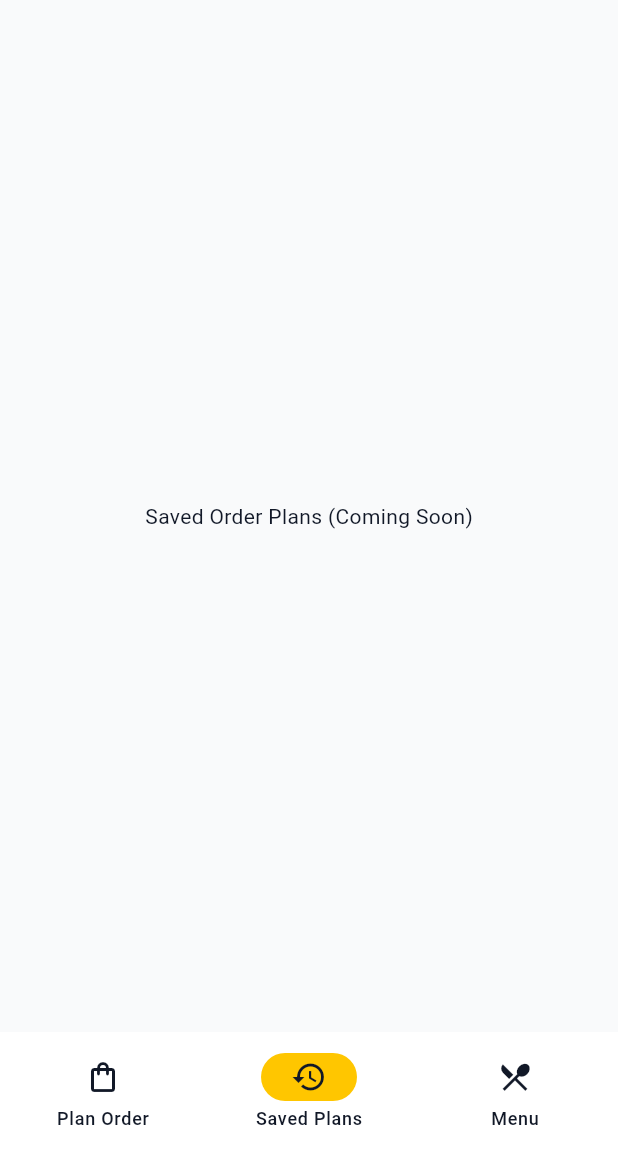
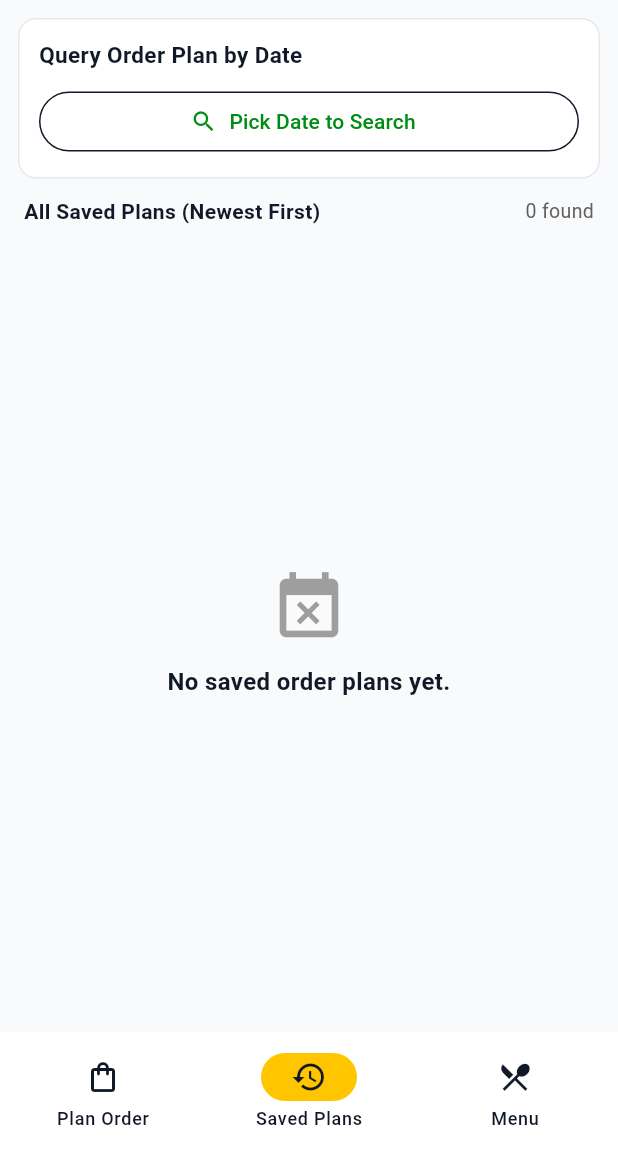
Before and after one commit to parth49patel/Subway-Assignment_3_SOFE_4640U, a Flutter app: the screen it shows after launch, item 2 of the bottom bar chosen, on a phone screen of 412 x 824 dp, the part 84-1236 px from its top. Run offline on Flutter 3.47's test engine with Material 3 defaults, Android fonts, the phone set to English and light mode, and no system bars; our stand-ins replace sqflite; accounts and stored records are empty.

Commit message:
Added saved order plans screen with date query and descending sort

```diff
--- a/lib/database/database_helper.dart
+++ b/lib/database/database_helper.dart
@@ -118,4 +118,26 @@ class DatabaseHelper {
     final data = plan.toMap()..remove('id');
     return await db.insert('order_plans', data);
   }
+
+  /// Retrieves all saved order plans ordered by date descending (newest first).
+  Future<List<OrderPlan>> getAllOrderPlans() async {
+    final db = await instance.database;
+    final result = await db.query(
+      'order_plans',
+      orderBy: 'date DESC, id DESC',
+    );
+    return result.map((map) => OrderPlan.fromMap(map)).toList();
+  }
+
+  /// Queries saved order plans matching an exact YYYY-MM-DD date string.
+  Future<List<OrderPlan>> getOrderPlansByDate(String date) async {
+    final db = await instance.database;
+    final result = await db.query(
+      'order_plans',
+      where: 'date = ?',
+      whereArgs: [date],
+      orderBy: 'id DESC',
+    );
+    return result.map((map) => OrderPlan.fromMap(map)).toList();
+  }
 }
--- a/lib/main.dart
+++ b/lib/main.dart
@@ -1,5 +1,6 @@
 import 'package:flutter/material.dart';
 import 'screens/order_planner_screen.dart';
+import 'screens/saved_plans_screen.dart';
 import 'theme/app_theme.dart';
 
 /// Entry point of the Subway Planner application; ensures bindings are initialized for SQLite.
@@ -39,8 +40,8 @@ class _MainNavigationScreenState extends State<MainNavigationScreen> {
   /// List of top-level screens corresponding to each bottom navigation destination.
   final List<Widget> _screens = const [
     OrderPlannerScreen(),
-    Center(child: Text('Saved Order Plans (Coming Soon)')),
-    Center(child: Text('Manage Menu Items (Coming Soon)')),
+    SavedPlansScreen(),
+    Center(child: Text('Manage Menu Items (Coming in Commit 5)')),
   ];
 
   /// Builds the scaffold with the Subway branded AppBar, active screen body, and NavigationBar.
--- /dev/null
+++ b/lib/screens/saved_plans_screen.dart
@@ -0,0 +1,261 @@
+import 'package:flutter/material.dart';
+import '../database/database_helper.dart';
+import '../models/order_plan.dart';
+import '../theme/app_theme.dart';
+
+/// Screen allowing users to query saved Subway order plans by date and view all plans
+/// ordered by date descending.
+class SavedPlansScreen extends StatefulWidget {
+  const SavedPlansScreen({super.key});
+
+  @override
+  State<SavedPlansScreen> createState() => _SavedPlansScreenState();
+}
+
+/// State class managing date-based SQLite queries and rendering the order plan list.
+class _SavedPlansScreenState extends State<SavedPlansScreen> {
+  List<OrderPlan> _displayedPlans = [];
+  DateTime _queryDate = DateTime.now();
+  bool _isFilteredByDate = false;
+  bool _isLoading = true;
+
+  @override
+  void initState() {
+    super.initState();
+    _loadAllPlans();
+  }
+
+  /// Formats a DateTime object as YYYY-MM-DD to match the SQLite date column format.
+  String _formatDate(DateTime date) {
+    final year = date.year.toString().padLeft(4, '0');
+    final month = date.month.toString().padLeft(2, '0');
+    final day = date.day.toString().padLeft(2, '0');
+    return '$year-$month-$day';
+  }
+
+  /// Loads all saved order plans from SQLite ordered by date descending.
+  Future<void> _loadAllPlans() async {
+    setState(() => _isLoading = true);
+    final plans = await DatabaseHelper.instance.getAllOrderPlans();
+    if (!mounted) return;
+    setState(() {
+      _displayedPlans = plans;
+      _isFilteredByDate = false;
+      _isLoading = false;
+    });
+  }
+
+  /// Opens a date picker and queries SQLite for any order plans saved on the chosen date.
+  Future<void> _pickAndQueryDate() async {
+    final picked = await showDatePicker(
+      context: context,
+      initialDate: _queryDate,
+      firstDate: DateTime(2024),
+      lastDate: DateTime(2030),
+    );
+    if (picked == null) return;
+
+    setState(() {
+      _queryDate = picked;
+      _isLoading = true;
+    });
+
+    final formattedDate = _formatDate(picked);
+    final matchingPlans =
+    await DatabaseHelper.instance.getOrderPlansByDate(formattedDate);
+
+    if (!mounted) return;
+    setState(() {
+      _displayedPlans = matchingPlans;
+      _isFilteredByDate = true;
+      _isLoading = false;
+    });
+  }
+
+  /// Builds the date query card and the descending list of saved order plan cards.
+  @override
+  Widget build(BuildContext context) {
+    final formattedQueryDate = _formatDate(_queryDate);
+
+    return Column(
+      children: [
+        // Top date-query filter card
+        Card(
+          margin: const EdgeInsets.fromLTRB(12, 12, 12, 6),
+          child: Padding(
+            padding: const EdgeInsets.all(14),
+            child: Column(
+              crossAxisAlignment: CrossAxisAlignment.start,
+              children: [
+                const Text(
+                  'Query Order Plan by Date',
+                  style: TextStyle(fontWeight: FontWeight.bold, fontSize: 15),
+                ),
+                const SizedBox(height: 10),
+                Row(
+                  children: [
+                    Expanded(
+                      child: OutlinedButton.icon(
+                        onPressed: _pickAndQueryDate,
+                        icon: const Icon(Icons.search),
+                        label: Text(
+                          _isFilteredByDate
+                              ? 'Date: $formattedQueryDate'
+                              : 'Pick Date to Search',
+                        ),
+                      ),
+                    ),
+                    if (_isFilteredByDate) ...[
+                      const SizedBox(width: 8),
+                      TextButton(
+                        onPressed: _loadAllPlans,
+                        child: const Text('Show All'),
+                      ),
+                    ],
+                  ],
+                ),
+              ],
+            ),
+          ),
+        ),
+
+        // Results header label
+        Padding(
+          padding: const EdgeInsets.symmetric(horizontal: 16, vertical: 6),
+          child: Row(
+            mainAxisAlignment: MainAxisAlignment.spaceBetween,
+            children: [
+              Text(
+                _isFilteredByDate
+                    ? 'Search Results for $formattedQueryDate'
+                    : 'All Saved Plans (Newest First)',
+                style: const TextStyle(
+                  fontWeight: FontWeight.bold,
+                  fontSize: 14,
+                ),
+              ),
+              Text(
+                '${_displayedPlans.length} found',
+                style: TextStyle(
+                  color: Colors.grey.shade700,
+                  fontSize: 13,
+                ),
+              ),
+            ],
+          ),
+        ),
+
+        // Main results list or explicit not-found state
+        Expanded(
+          child: _isLoading
+              ? const Center(child: CircularProgressIndicator())
+              : _displayedPlans.isEmpty
+              ? Center(
+            child: Padding(
+              padding: const EdgeInsets.all(24),
+              child: Column(
+                mainAxisSize: MainAxisSize.min,
+                children: [
+                  Icon(
+                    Icons.event_busy,
+                    size: 52,
+                    color: Colors.grey.shade500,
+                  ),
+                  const SizedBox(height: 12),
+                  Text(
+                    _isFilteredByDate
+                        ? 'No order plan found for $formattedQueryDate.'
+                        : 'No saved order plans yet.',
+                    style: const TextStyle(
+                      fontSize: 16,
+                      fontWeight: FontWeight.w600,
+                    ),
+                    textAlign: TextAlign.center,
+                  ),
+                ],
+              ),
+            ),
+          )
+              : ListView.builder(
+            padding: const EdgeInsets.symmetric(horizontal: 12, vertical: 4),
+            itemCount: _displayedPlans.length,
+            itemBuilder: (context, index) {
+              final plan = _displayedPlans[index];
+              return Card(
+                margin: const EdgeInsets.only(bottom: 10),
+                child: Padding(
+                  padding: const EdgeInsets.all(14),
+                  child: Column(
+                    crossAxisAlignment: CrossAxisAlignment.start,
+                    children: [
+                      Row(
+                        mainAxisAlignment:
+                        MainAxisAlignment.spaceBetween,
+                        children: [
+                          Row(
+                            children: [
+                              const Icon(
+                                Icons.calendar_month,
+                                size: 18,
+                                color: AppTheme.subwayGreen,
+                              ),
+                              const SizedBox(width: 6),
+                              Text(
+                                plan.date,
+                                style: const TextStyle(
+                                  fontWeight: FontWeight.bold,
+                                  fontSize: 16,
+                                ),
+                              ),
+                            ],
+                          ),
+                          Container(
+                            padding: const EdgeInsets.symmetric(
+                              horizontal: 10,
+                              vertical: 4,
+                            ),
+                            decoration: BoxDecoration(
+                              color: AppTheme.subwayYellow,
+                              borderRadius: BorderRadius.circular(8),
+                            ),
+                            child: Text(
+                              '\$${plan.totalCost.toStringAsFixed(2)} / \$${plan.targetCost.toStringAsFixed(2)}',
+                              style: const TextStyle(
+                                fontWeight: FontWeight.bold,
+                                fontSize: 13,
+                                color: AppTheme.textDark,
+                              ),
+                            ),
+                          ),
+                        ],
+                      ),
+                      const Divider(height: 16),
+                      ...plan.items.map(
+                            (item) => Padding(
+                          padding: const EdgeInsets.only(bottom: 4),
+                          child: Row(
+                            mainAxisAlignment:
+                            MainAxisAlignment.spaceBetween,
+                            children: [
+                              Expanded(child: Text('• ${item.name}')),
+                              Text(
+                                '\$${item.cost.toStringAsFixed(2)}',
+                                style: TextStyle(
+                                  color: Colors.grey.shade700,
+                                ),
+                              ),
+                            ],
+                          ),
+                        ),
+                      ),
+                    ],
+                  ),
+                ),
+              );
+            },
+          ),
+        ),
+      ],
+    );
+  }
+}
```
Also changed, not shown: 1 other file.
